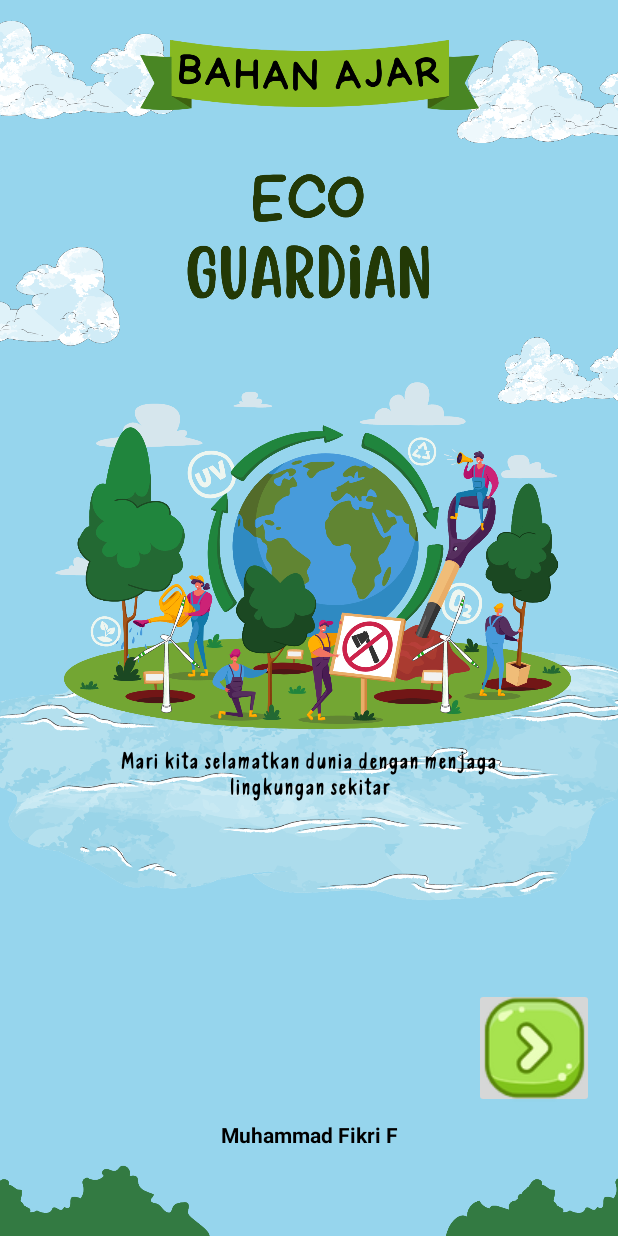
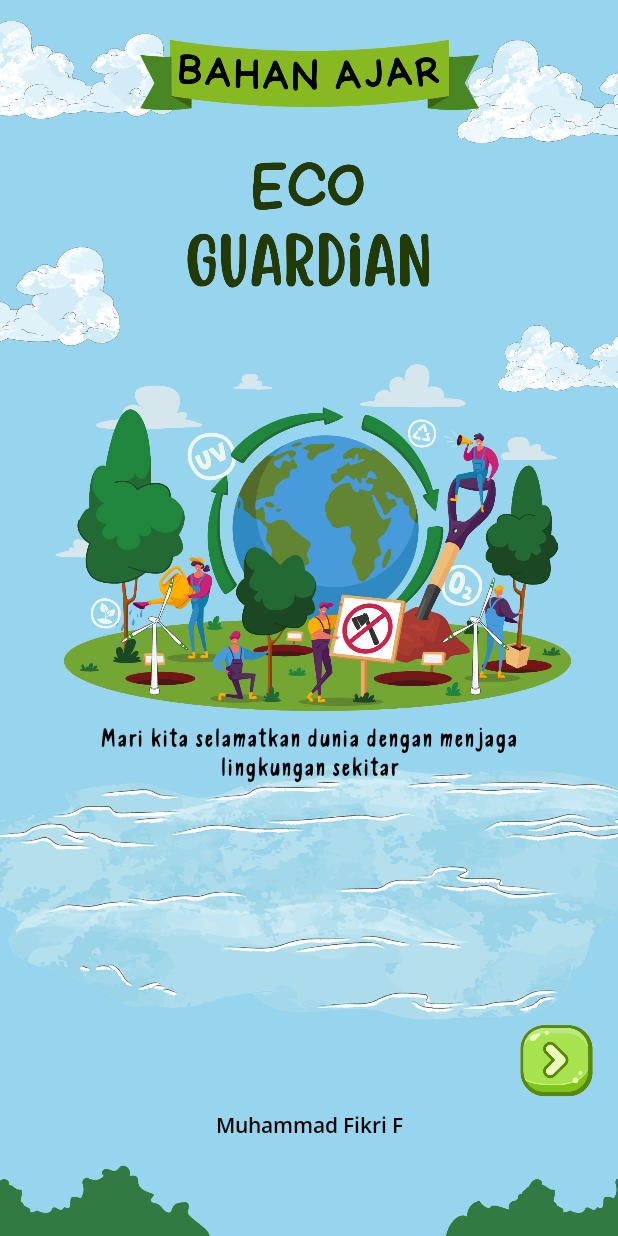
Before and after one commit to yendrapriambada/EcoGuardian, an Android app: the layout activity_main.xml on its own in the app's theme, with its tools: preview values and no code run, on a phone screen of 412 x 824 dp. Run offline under Robolectric (Android 15) with nearby library versions, the phone set to English and light mode, and no system bars.

Commit message:
add button to page one and fixing layout

```diff
--- a/app/src/main/res/layout/activity_main.xml
+++ b/app/src/main/res/layout/activity_main.xml
@@ -38,16 +38,16 @@
         app:layout_constraintStart_toStartOf="parent"
         app:layout_constraintTop_toTopOf="parent" />
 
+
     <ImageView
         android:id="@+id/img_title_text"
         android:layout_width="165dp"
         android:layout_height="110dp"
-        android:layout_marginTop="16dp"
+        android:layout_marginTop="8dp"
         android:src="@drawable/asset_text_title"
         app:layout_constraintEnd_toEndOf="parent"
         app:layout_constraintStart_toStartOf="parent"
         app:layout_constraintTop_toBottomOf="@id/img_cover" />
-
 
     <ImageView
         android:layout_width="200dp"
@@ -72,36 +72,34 @@
         android:layout_width="0dp"
         android:layout_height="200dp"
         android:layout_marginStart="-40dp"
-        android:layout_marginTop="28dp"
         android:layout_marginEnd="-40dp"
+        android:layout_marginBottom="-12dp"
         android:src="@drawable/asset_sea"
-        app:layout_constraintBottom_toBottomOf="parent"
+        app:layout_constraintBottom_toTopOf="@id/btn_next"
         app:layout_constraintEnd_toEndOf="parent"
-        app:layout_constraintHorizontal_bias="0.0"
-        app:layout_constraintStart_toStartOf="parent"
-        app:layout_constraintTop_toBottomOf="@+id/img_cloud3"
-        app:layout_constraintVertical_bias="0.334" />
+        app:layout_constraintStart_toStartOf="parent" />
 
     <ImageView
         android:id="@+id/img_main_cover"
         android:layout_width="0dp"
         android:layout_height="300dp"
         android:layout_marginStart="-32dp"
-        android:layout_marginTop="8dp"
+        android:layout_marginTop="4dp"
         android:layout_marginEnd="-28dp"
         android:src="@drawable/asset_main_cover"
         app:layout_constraintEnd_toEndOf="parent"
-        app:layout_constraintHorizontal_bias="1.0"
+        app:layout_constraintHorizontal_bias="0.0"
         app:layout_constraintStart_toStartOf="parent"
         app:layout_constraintTop_toBottomOf="@id/img_title_text" />
 
     <TextView
+        android:id="@+id/tv_slogan"
         android:layout_width="280dp"
         android:layout_height="wrap_content"
-        android:text="Mari kita selamatkan dunia dengan menjaga lingkungan sekitar"
+        android:text="@string/slogan"
         style="@style/TextStyleHandyMan"
         android:gravity="center_vertical|center"
-        android:layout_marginTop="-20dp"
+        android:layout_marginTop="-24dp"
         app:layout_constraintTop_toBottomOf="@id/img_main_cover"
         app:layout_constraintStart_toStartOf="parent"
         app:layout_constraintEnd_toEndOf="parent"
@@ -110,8 +108,8 @@
     <ImageView
         android:layout_width="70dp"
         android:layout_height="80dp"
-        android:layout_marginStart="76dp"
-        android:layout_marginTop="184dp"
+        android:layout_marginStart="68dp"
+        android:layout_marginTop="180dp"
         android:src="@drawable/asset_windmill"
         app:layout_constraintStart_toStartOf="parent"
         app:layout_constraintTop_toBottomOf="@+id/img_title_text" />
@@ -119,8 +117,8 @@
     <ImageView
         android:layout_width="70dp"
         android:layout_height="80dp"
-        android:layout_marginTop="184dp"
-        android:layout_marginEnd="80dp"
+        android:layout_marginTop="180dp"
+        android:layout_marginEnd="60dp"
         android:src="@drawable/asset_windmill"
         app:layout_constraintEnd_toEndOf="parent"
         app:layout_constraintTop_toBottomOf="@+id/img_title_text" />
@@ -128,25 +126,23 @@
     <TextView
         android:id="@+id/tv_author"
         android:layout_width="wrap_content"
-        android:layout_height="wrap_content"
+        android:layout_height="18dp"
+        style="@style/TextStyleOpenSans"
         android:text="@string/author"
-        android:textStyle="bold"
-        android:textColor="@color/black"
-        android:layout_marginTop="24dp"
+        android:layout_marginBottom="8dp"
         app:layout_constraintBottom_toTopOf="@id/img_grass1"
         app:layout_constraintStart_toStartOf="parent"
         app:layout_constraintEnd_toEndOf="parent"/>
 
     <ImageButton
         android:id="@+id/btn_next"
-        android:layout_width="80dp"
-        android:layout_height="80dp"
+        android:layout_width="50dp"
+        android:layout_height="50dp"
         android:layout_marginEnd="16dp"
         android:layout_marginBottom="8dp"
-        app:srcCompat="@drawable/btn_next"
+        android:background="@drawable/asset_btn_next"
         app:layout_constraintBottom_toTopOf="@+id/tv_author"
-        app:layout_constraintEnd_toEndOf="parent"
-        />
+        app:layout_constraintEnd_toEndOf="parent" />
 
     <ImageView
         android:id="@+id/img_grass1"
--- a/app/src/main/res/values/strings.xml
+++ b/app/src/main/res/values/strings.xml
@@ -4,4 +4,10 @@
     <string name="amatilah_video_ini">Amatilah video ini!</string>
     <string name="ayo_tuliskan_bagaimana_tsunami_dapat_terjadi_dan_apa_saja_dampak_yang_ditimbulkan_dari_tsunami_tersebut">Ayo tuliskan bagaimana tsunami dapat terjadi dan apa saja dampak yang ditimbulkan dari tsunami tersebut!</string>
     <string name="author">Muhammad Fikri F</string>
+    <string name="slogan">Mari kita selamatkan dunia dengan menjaga lingkungan sekitar </string>
+    <string name="kata_pengantar">\tPuji dan syukur saya panjatkan kepada Allah Swt. atas ridho-Nya saya dapat menyelesaikan bahan ajar ini. Adapun judul skripsi yang saya ajukan adalah "Eco Guardian" dengan baik.
+        \n\tSalam lingkungan! Dengan menggunakan aplikasi ini, diharapkan anak-anak dapat belajar dengan cara yang menyenangkan dan mudah dipahami tentang pentingnya menjaga lingkungan. Semoga aplikasi "Eco Guardian" dapat membantu menciptakan generasi yang peduli dan bertanggung jawab terhadap lingkungan sejak dini. Terima kasih telah menggunakan aplikasi ini sebagai alat bantu dalam mendidik anak-anak mengenai pentingnya menjaga lingkungan.
+        \n\tTerlepas dari semua itu, kami meyadari sepenuhnya bahwa masih jauh dari kata sempruna. Oleh karena itu dengan tangan terbuka kami menerima segala saran dan kritik dari pembaca agar kami dapat lebih baik lagi dalam menyusun bahan ajar.
+        \nPenulis
+    </string>
 </resources>
--- a/app/src/main/res/values/themes.xml
+++ b/app/src/main/res/values/themes.xml
@@ -17,6 +17,7 @@
     <style name="TextStyleHandyMan">
         <item name="android:fontFamily">@font/handyman_bold</item>
         <item name="android:textColor">@color/black</item>
+        <item name="android:textSize">15sp</item>
     </style>
 
     <style name="TextTitlePoppins">
@@ -32,4 +33,9 @@
         <item name="android:textColor">@color/black</item>
         <item name="android:fontFamily">@font/poppins_medium</item>
     </style>
+
+    <style name="TextStyleOpenSans">
+        <item name="android:fontFamily">@font/opensans_semibold</item>
+        <item name="android:textColor">@color/black</item>
+    </style>
 </resources>
```
Also changed, not shown: app/src/main/res/layout/activity_two.xml (+13 -22 lines), app/src/main/res/drawable/btn_next.png (deleted), app/src/main/res/font/opensans_semibold.ttf (added).
